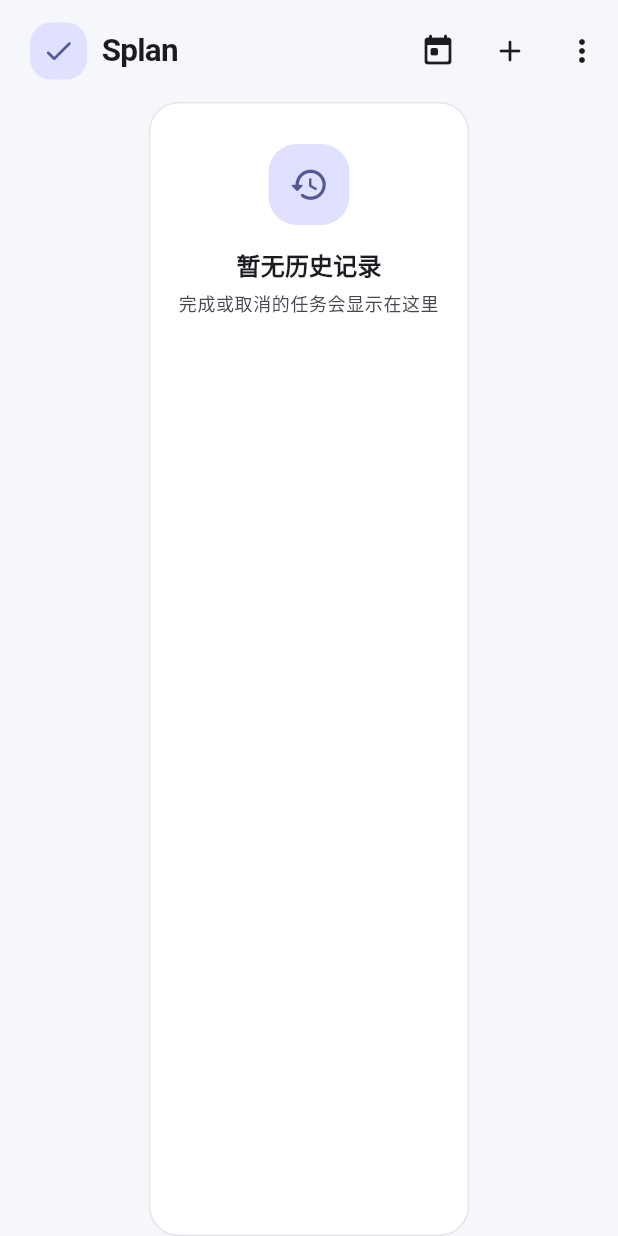
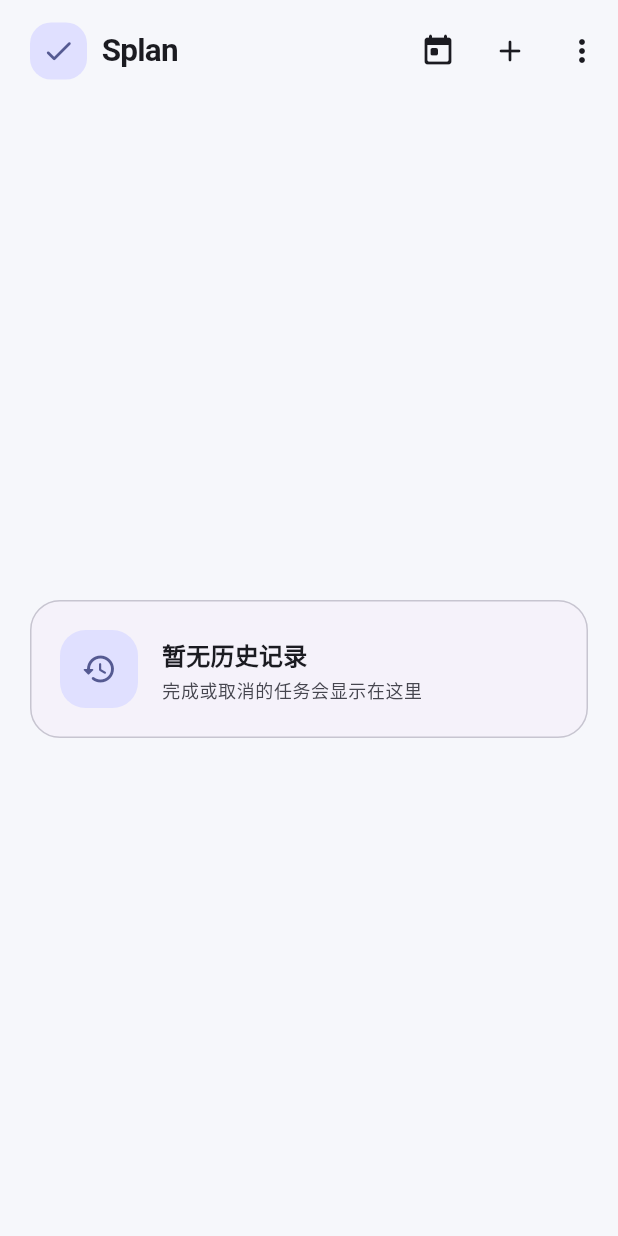
Before and after one commit to henuhaigang/scorpion-plan, a Flutter app: the screen it shows after launch, after a tap on the "history" icon, on a phone screen of 412 x 824 dp. Run offline on Flutter 3.47's test engine with Material 3 defaults, Android fonts, the phone set to English and light mode, and no system bars; our stand-ins replace flutter_local_notifications, flutter_timezone, sqflite, timezone; missing offline and left inert: home_widget; accounts and stored records are empty.

Commit message:
ui(mobile): improve empty history state
Co-authored-by: Copilot <223556219+Copilot@users.noreply.github.com>

```diff
--- a/apps/mobile/lib/src/task_list.dart
+++ b/apps/mobile/lib/src/task_list.dart
@@ -220,10 +220,73 @@ class TaskListState extends State<TaskList> {
       final items = _history ?? const <Task>[];
       if (items.isEmpty) {
         return Center(
-          child: _emptyState(
-            Icons.history_rounded,
-            '暂无历史记录',
-            '完成或取消的任务会显示在这里',
+          child: Padding(
+            padding: const EdgeInsets.symmetric(horizontal: 20),
+            child: ConstrainedBox(
+              constraints: const BoxConstraints(maxWidth: 480),
+              child: SizedBox(
+                width: double.infinity,
+                child: Card(
+                  key: const ValueKey('history-empty-card'),
+                  margin: EdgeInsets.zero,
+                  color: Theme.of(context).colorScheme.surfaceContainerLow,
+                  shape: RoundedRectangleBorder(
+                    borderRadius: BorderRadius.circular(20),
+                    side: BorderSide(
+                      color: Theme.of(context).colorScheme.outlineVariant,
+                    ),
+                  ),
+                  child: Padding(
+                    padding: const EdgeInsets.all(20),
+                    child: Row(
+                      children: [
+                        Container(
+                          width: 52,
+                          height: 52,
+                          decoration: BoxDecoration(
+                            color:
+                                Theme.of(context).colorScheme.primaryContainer,
+                            borderRadius: BorderRadius.circular(17),
+                          ),
+                          child: Icon(
+                            Icons.history_rounded,
+                            color: Theme.of(context).colorScheme.primary,
+                          ),
+                        ),
+                        const SizedBox(width: 16),
+                        Expanded(
+                          child: Column(
+                            crossAxisAlignment: CrossAxisAlignment.start,
+                            mainAxisSize: MainAxisSize.min,
+                            children: [
+                              Text(
+                                '暂无历史记录',
+                                style: Theme.of(context)
+                                    .textTheme
+                                    .titleMedium
+                                    ?.copyWith(fontWeight: FontWeight.w700),
+                              ),
+                              const SizedBox(height: 4),
+                              Text(
+                                '完成或取消的任务会显示在这里',
+                                style: Theme.of(context)
+                                    .textTheme
+                                    .bodySmall
+                                    ?.copyWith(
+                                      color: Theme.of(context)
+                                          .colorScheme
+                                          .onSurfaceVariant,
+                                    ),
+                              ),
+                            ],
+                          ),
+                        ),
+                      ],
+                    ),
+                  ),
+                ),
+              ),
+            ),
           ),
         );
       }
```
Also changed, not shown: 1 other file.
